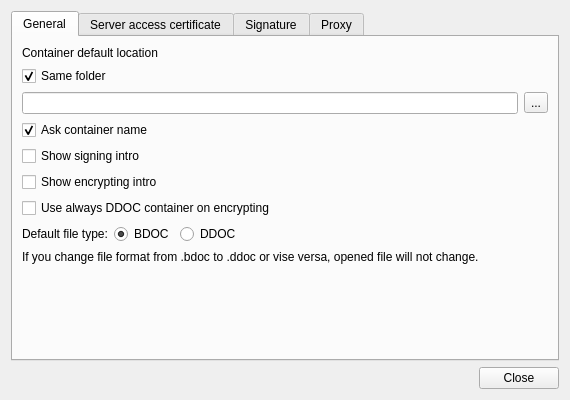
Qt form client/ui/SettingsDialog.ui (open-eid/qdigidoc) before a commit.
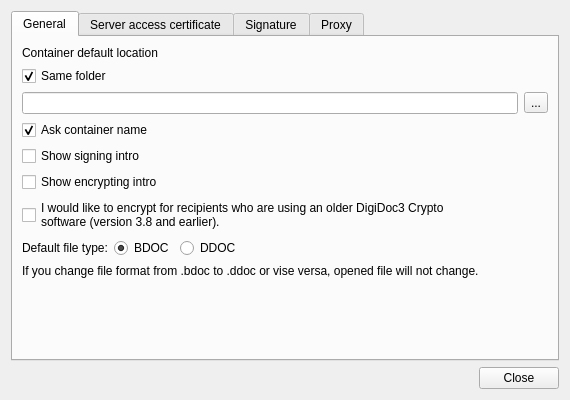
The same form after that commit.

```diff
--- a/client/ui/SettingsDialog.ui
+++ b/client/ui/SettingsDialog.ui
@@ -98,7 +98,8 @@
        <item>
         <widget class="QCheckBox" name="cdocwithddoc">
          <property name="text">
-          <string>Use always DDOC container on encrypting</string>
+          <string>I would like to encrypt for recipients who are using an older DigiDoc3 Crypto
+software (version 3.8 and earlier).</string>
          </property>
         </widget>
        </item>
```
